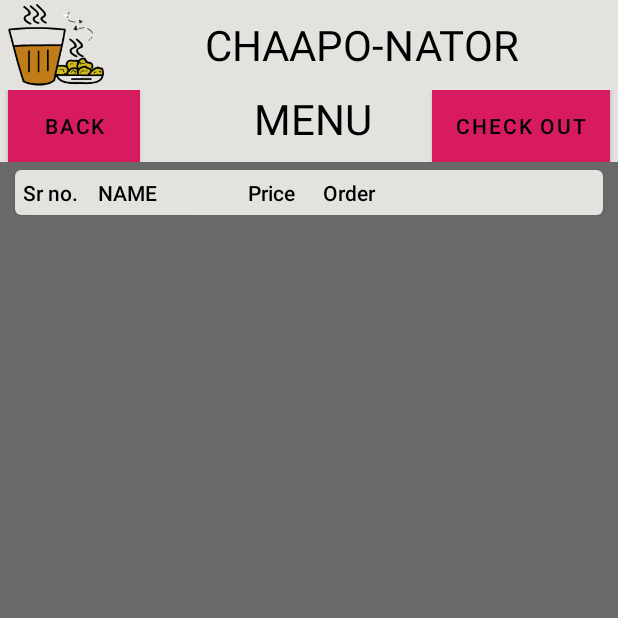
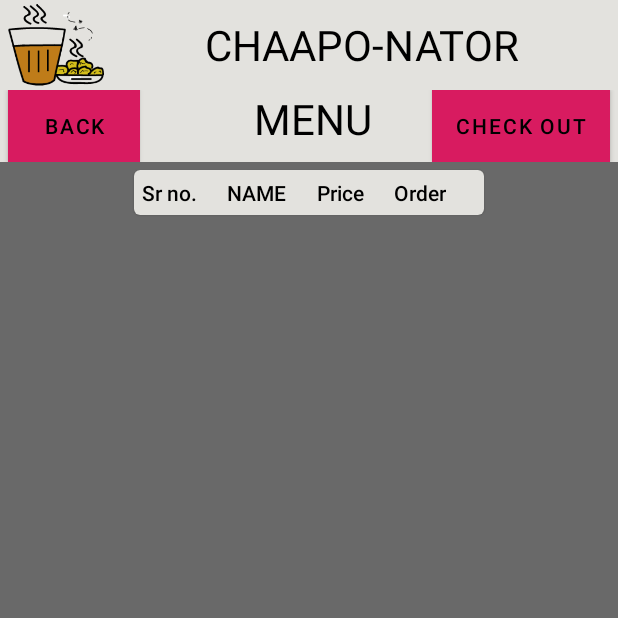
Before and after one commit to mdg-soc-19/canteen-app, an Android app: the fragment RJBMenu placed in its activity, on a phone screen of 412 x 824 dp, the top half of it. Run offline under Robolectric (Android 15) with nearby library versions, the phone set to English and light mode, and no system bars; our stand-ins replace Firebase (no records; nobody signed in at launch, a user with empty details on screens opened directly).

Commit message:
FIx UI problem

```diff
--- a/CanteenApp/app/src/main/res/layout/fragment_rjbmenu.xml
+++ b/CanteenApp/app/src/main/res/layout/fragment_rjbmenu.xml
@@ -65,7 +65,7 @@
             <TextView
                 android:layout_width="match_parent"
                 android:layout_height="wrap_content"
-                android:id="@+id/canteenname"
+
                 android:textColor="#000000"
                 android:textSize="28sp"
                 android:layout_alignLeft="@+id/backb"
@@ -92,10 +92,11 @@
             android:layout_marginTop="5dp"
             app:cardCornerRadius="4dp"
             android:background="#e3e2de"
+            android:layout_gravity="center"
             >
             <GridLayout
                 android:id="@+id/grid"
-                android:layout_width="match_parent"
+                android:layout_width="wrap_content"
                 android:layout_height="wrap_content"
                 android:layout_gravity="center_horizontal"
                 android:columnCount="4"
@@ -106,29 +107,33 @@
                 >
 
                 <TextView
-                    android:layout_width="50dp"
+                    android:layout_width="wrap_content"
                     android:layout_height="wrap_content"
+                    android:layout_marginEnd="20dp"
                     android:fontFamily="sans-serif-medium"
                     android:text="Sr no."
                     android:textColor="#000000" />
 
                 <TextView
-                    android:layout_width="100dp"
+                    android:layout_width="wrap_content"
                     android:layout_height="wrap_content"
+                    android:layout_marginEnd="20dp"
                     android:fontFamily="sans-serif-medium"
                     android:text="NAME"
                     android:textColor="#000000" />
 
                 <TextView
-                    android:layout_width="50dp"
+                    android:layout_width="wrap_content"
                     android:layout_height="wrap_content"
+                    android:layout_marginEnd="20dp"
                     android:fontFamily="sans-serif-medium"
                     android:text="Price"
                     android:textColor="#000000" />
 
                 <TextView
-                    android:layout_width="230dp"
+                    android:layout_width="wrap_content"
                     android:layout_height="wrap_content"
+                    android:layout_marginEnd="20dp"
                     android:fontFamily="sans-serif-medium"
                     android:text="Order"
                     android:textColor="#000000" />
```
Also changed, not shown: CanteenApp/app/src/main/java/com/example/canteen_app/CheckoutFrag.java (+5 -5 lines), CanteenApp/app/src/main/java/com/example/canteen_app/RJBMenu.java (+10 -5 lines), CanteenApp/app/src/main/res/layout/fragment_checkout.xml (+2 -13 lines), CanteenApp/app/src/main/res/layout/fragment_home_page.xml (+41 -34 lines).
